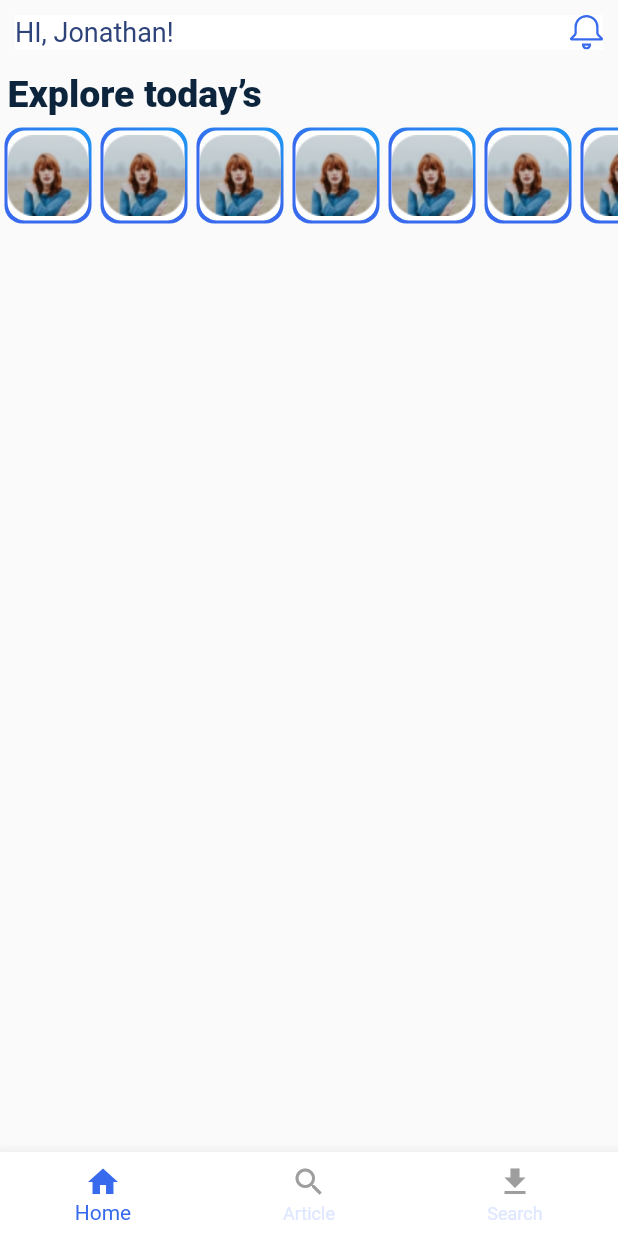
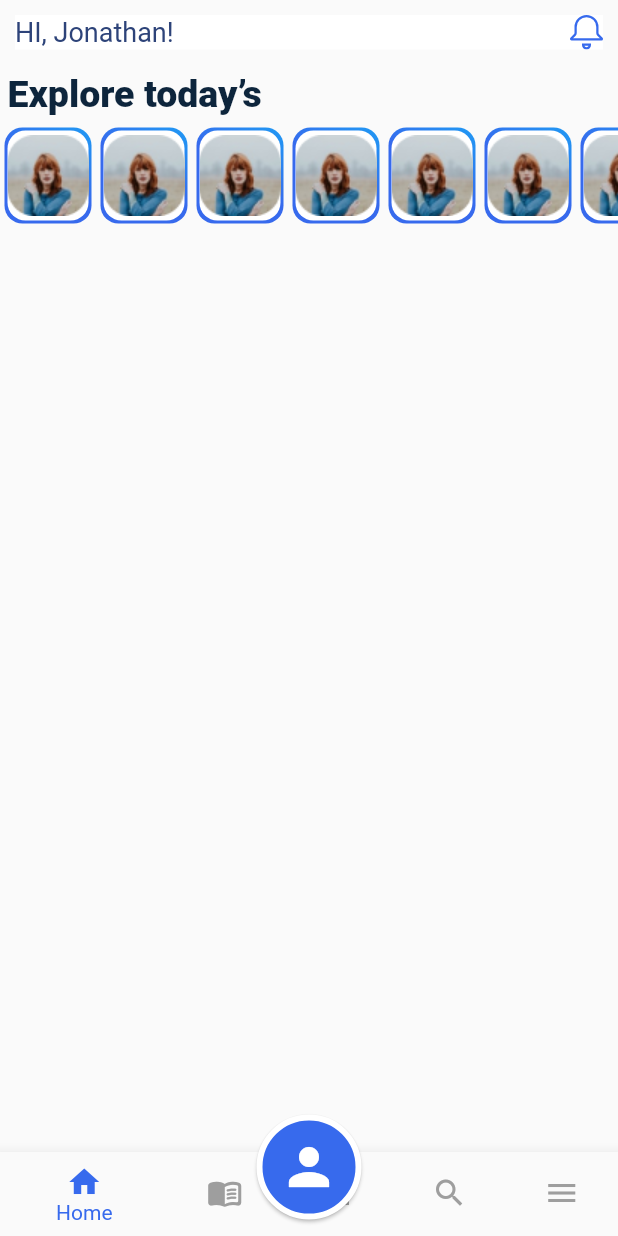
Before and after one commit to arunjewel/blogging_application, a Flutter app: the HomePage screen opened directly, on a phone screen of 412 x 824 dp. Run offline on Flutter 3.47's test engine with Material 2 defaults, Android fonts, the phone set to English and light mode, and no system bars; our stand-ins replace flutter_svg, google_fonts; Roboto replaces fonts that are missing (Tajawal).

Commit message:
home page ui bottom nav bar

```diff
--- a/lib/ui/screens/home_page/screens/home_page.dart
+++ b/lib/ui/screens/home_page/screens/home_page.dart
@@ -1,6 +1,4 @@
 import 'package:flutter/material.dart';
-
-
 import '../../../../core/colors.dart';
 import '../../../../core/constants.dart';
 import '../widgets/bottom_nav_bar_widget.dart';
@@ -20,19 +18,48 @@ class HomePage extends StatelessWidget {
         child: Column(
           mainAxisSize: MainAxisSize.min,
           children: <Widget>[
-          Container(
-            margin: const EdgeInsets.all(5),
-            alignment: Alignment.centerLeft,
-            child: Text(
+            Container(
+              margin: const EdgeInsets.all(5),
+              alignment: Alignment.centerLeft,
+              child: Text(
                 'Explore today’s',
                 style: headerTextStyle,
               ),
-          ),
+            ),
             const StoriesWidget(),
-
           ],
         ),
       ),
+      // bottomNavigationBar: const BottomNavBarWidget(),
+
+      floatingActionButton: Padding(
+        padding: const EdgeInsets.only(top: 20),
+        child: SizedBox(
+          height: 70,
+          width: 70,
+          child: ValueListenableBuilder(
+              valueListenable: indexChangeNotifier,
+              builder: (context, int newIndex, _) {
+                return FloatingActionButton(
+                  backgroundColor: Colors.transparent,
+                  elevation: 1,
+                  onPressed: () {
+                    indexChangeNotifier.value = 2;
+                  },
+                  child: Container(
+                    height: 75,
+                    width: 75,
+                    decoration: BoxDecoration(
+                        border: Border.all(color: Colors.white, width: 4),
+                        shape: BoxShape.circle,
+                        color: themeMainColor),
+                    child: const Icon(Icons.person, size: 40),
+                  ),
+                );
+              }),
+        ),
+      ),
+      floatingActionButtonLocation: FloatingActionButtonLocation.centerDocked,
       bottomNavigationBar: const BottomNavBarWidget(),
     );
   }
@@ -54,7 +81,7 @@ class StoriesWidget extends StatelessWidget {
         itemCount: 15,
         itemBuilder: (BuildContext context, int index) => Container(
             margin: EdgeInsets.all(3),
-            decoration:  const BoxDecoration(
+            decoration: const BoxDecoration(
               // color: Colors.blue,
               borderRadius: BorderRadius.all(
                 Radius.circular(12.0),
--- a/lib/ui/screens/home_page/widgets/bottom_nav_bar_widget.dart
+++ b/lib/ui/screens/home_page/widgets/bottom_nav_bar_widget.dart
@@ -30,9 +30,13 @@ class BottomNavBarWidget extends StatelessWidget {
               items: const [
                 BottomNavigationBarItem(icon: Icon(Icons.home), label: "Home"),
                 BottomNavigationBarItem(
-                    icon: Icon(Icons.search), label: "Article"),
+                    icon: Icon(Icons.menu_book_rounded), label: "Article"),
                 BottomNavigationBarItem(
-                    icon: Icon(Icons.download), label: "Search"),
+                    icon: Icon(Icons.person), label: ""),
+                BottomNavigationBarItem(
+                    icon: Icon(Icons.search), label: "Search"),
+                BottomNavigationBarItem(
+                    icon: Icon(Icons.menu), label: "Menu"),
               ]);
         });
   }
```
